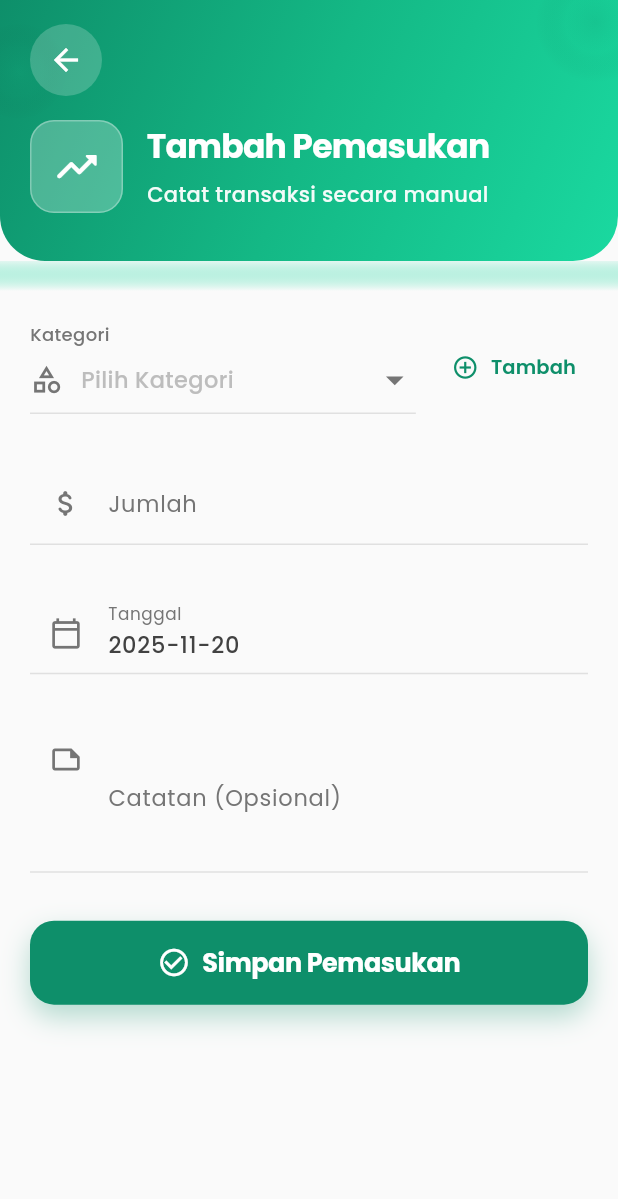
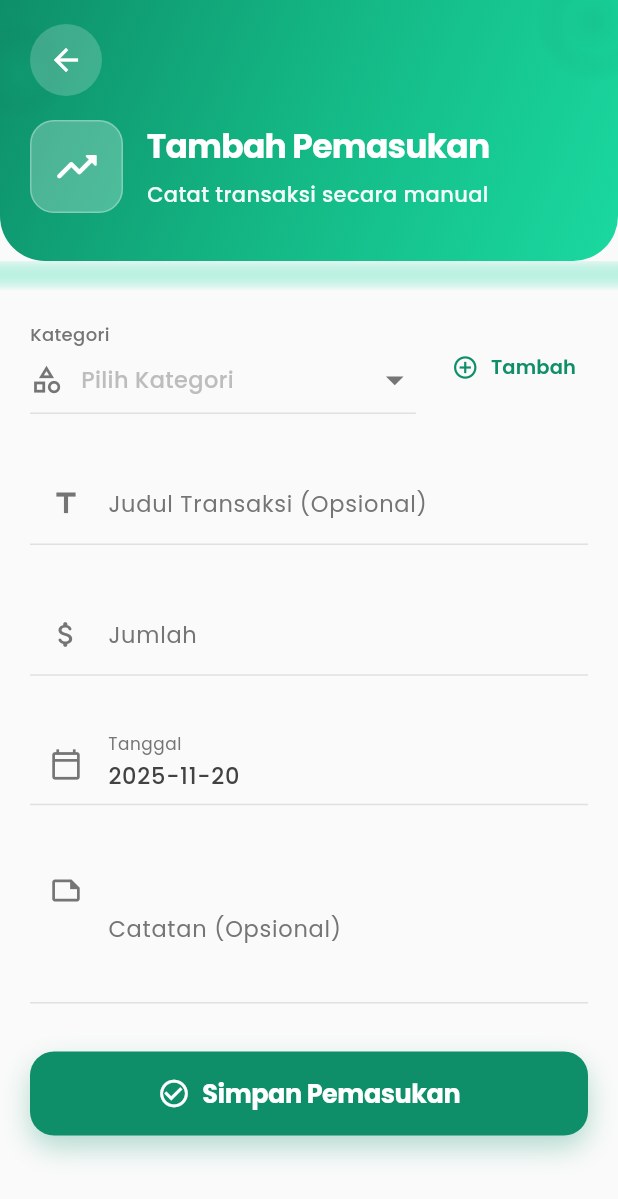
Before and after one commit to clozers/money-management-mobile, a Flutter app: the TambahTransaksiPage screen opened directly with empty values, on a phone screen of 412 x 824 dp. Shown: the top 1199 px of the screen. Run offline on Flutter 3.47's test engine with Material 3 defaults, Android fonts, the phone set to English and light mode, and no system bars; our stand-ins replace google_fonts, image_picker, shared_preferences; accounts and stored records are empty; network calls fail.

Commit message:
feat: :sparkles: tambah field judul di tambah transaksi dan update transaksi

```diff
--- a/lib/services/api_service.dart
+++ b/lib/services/api_service.dart
@@ -289,6 +289,7 @@ class ApiService {
     String total,
     String? tanggal,
     String? catatan,
+    String? judul,
   ) async {
     // Convert total to number
     final totalValue =
@@ -298,12 +299,13 @@ class ApiService {
     final tanggalValue =
         tanggal ?? DateTime.now().toIso8601String().split('T')[0];
 
-    // Build body sesuai format API: kategori_id, tanggal, total, catatan
+    // Build body sesuai format API: kategori_id, tanggal, total, catatan, judul
     final body = jsonEncode({
       'kategori_id': int.tryParse(kategoriId) ?? 0,
       'tanggal': tanggalValue,
       'total': totalValue,
       if (catatan != null && catatan.isNotEmpty) 'catatan': catatan,
+      if (judul != null && judul.isNotEmpty) 'judul': judul,
     });
 
     print('Tambah transaksi request body: $body');
@@ -364,6 +366,7 @@ class ApiService {
     String total,
     String? tanggal,
     String? catatan,
+    String? judul,
   ) async {
     // Convert total to number
     final totalValue =
@@ -373,12 +376,13 @@ class ApiService {
     final tanggalValue =
         tanggal ?? DateTime.now().toIso8601String().split('T')[0];
 
-    // Build body sesuai format API: kategori_id, tanggal, total, catatan
+    // Build body sesuai format API: kategori_id, tanggal, total, catatan, judul
     final body = jsonEncode({
       'kategori_id': int.tryParse(kategoriId) ?? 0,
       'tanggal': tanggalValue,
       'total': totalValue,
       if (catatan != null && catatan.isNotEmpty) 'catatan': catatan,
+      if (judul != null && judul.isNotEmpty) 'judul': judul,
     });
 
     print('Update transaksi request body: $body');
--- a/lib/tambah-transaksi-page/tambah_transaksi_page.dart
+++ b/lib/tambah-transaksi-page/tambah_transaksi_page.dart
@@ -17,6 +17,7 @@ class TambahTransaksiPage extends StatefulWidget {
 
 class _TambahTransaksiPageState extends State<TambahTransaksiPage> {
   final _formKey = GlobalKey<FormState>();
+  final _judulCtrl = TextEditingController();
   final _totalCtrl = TextEditingController();
   final _catatanCtrl = TextEditingController();
   final _tanggalCtrl = TextEditingController();
@@ -649,6 +650,7 @@ class _TambahTransaksiPageState extends State<TambahTransaksiPage> {
         _totalCtrl.text.replaceAll(RegExp(r'[^\d]'), ''),
         _tanggalCtrl.text,
         _catatanCtrl.text.isEmpty ? null : _catatanCtrl.text,
+        _judulCtrl.text.isEmpty ? null : _judulCtrl.text.trim(),
       );
 
       setState(() => _isLoading = false);
@@ -683,6 +685,7 @@ class _TambahTransaksiPageState extends State<TambahTransaksiPage> {
 
   @override
   void dispose() {
+    _judulCtrl.dispose();
     _totalCtrl.dispose();
     _catatanCtrl.dispose();
     _tanggalCtrl.dispose();
@@ -986,6 +989,59 @@ class _TambahTransaksiPageState extends State<TambahTransaksiPage> {
 
                           const SizedBox(height: 32),
 
+                          // Judul Field - Clean & Minimal
+                          TextFormField(
+                            controller: _judulCtrl,
+                            style: TextStyle(
+                              fontSize: 16,
+                              fontWeight: FontWeight.w500,
+                              color: Colors.grey[800],
+                            ),
+                            decoration: InputDecoration(
+                              labelText: 'Judul Transaksi (Opsional)',
+                              labelStyle: TextStyle(
+                                color: Colors.grey[600],
+                                fontSize: 15,
+                              ),
+                              hintText: 'Contoh: Beli smartwatch',
+                              hintStyle: TextStyle(
+                                color: Colors.grey[400],
+                              ),
+                              prefixIcon: Icon(
+                                Icons.title,
+                                color: Colors.grey[600],
+                                size: 22,
+                              ),
+                              enabledBorder: UnderlineInputBorder(
+                                borderSide: BorderSide(
+                                  color: Colors.grey[300]!,
+                                  width: 1,
+                                ),
+                              ),
+                              focusedBorder: UnderlineInputBorder(
+                                borderSide: BorderSide(
+                                  color: primaryColor,
+                                  width: 2,
+                                ),
+                              ),
+                              errorBorder: UnderlineInputBorder(
+                                borderSide: BorderSide(
+                                  color: Colors.red.shade300,
+                                  width: 1,
+                                ),
+                              ),
+                              focusedErrorBorder: UnderlineInputBorder(
+                                borderSide: BorderSide(
+                                  color: Colors.red.shade300,
+                                  width: 2,
+                                ),
+                              ),
+                              errorStyle: TextStyle(color: Colors.red.shade700),
+                            ),
+                          ),
+
+                          const SizedBox(height: 32),
+
                           // Total Field - Clean & Minimal
                           TextFormField(
                             controller: _totalCtrl,
```
Also changed, not shown: lib/detail-transaksi-page/detail_transaksi_page.dart (+14 -14 lines), lib/edit-transaksi-page/edit_transaksi_page.dart (+57 -0 lines).
